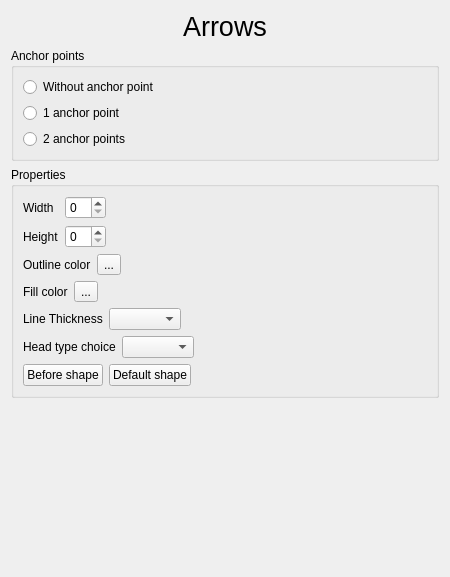
First picture: the form in sources/Forms/formarrows.ui, repository jose94752/ClipEdit, before the edit.
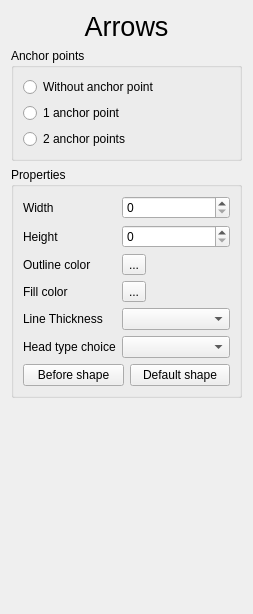
Second picture: the form after the edit. Custom widgets are drawn as their Qt base class.

Commit message: Update graphicview and arrow form

```diff
--- a/sources/Forms/formarrows.ui
+++ b/sources/Forms/formarrows.ui
@@ -6,8 +6,8 @@
    <rect>
     <x>0</x>
     <y>0</y>
-    <width>450</width>
-    <height>577</height>
+    <width>253</width>
+    <height>614</height>
    </rect>
   </property>
   <property name="windowTitle">
@@ -70,174 +70,77 @@
      <property name="title">
       <string>Properties</string>
      </property>
-     <layout class="QVBoxLayout" name="verticalLayout_2">
-      <item>
-       <layout class="QHBoxLayout" name="horizontalLayout_8">
-        <item>
-         <layout class="QVBoxLayout" name="verticalLayout">
-          <item>
-           <layout class="QHBoxLayout" name="horizontalLayout_3">
-            <item>
+     <layout class="QFormLayout" name="formLayout">
+      <item row="0" column="0">
              <widget class="QLabel" name="labelArrowWidth">
               <property name="text">
                <string>Width</string>
               </property>
              </widget>
             </item>
-            <item>
+      <item row="0" column="1">
              <widget class="QSpinBox" name="spinBoxArrowWidthContents"/>
             </item>
-           </layout>
-          </item>
-          <item>
-           <layout class="QHBoxLayout" name="horizontalLayout_4">
-            <item>
+      <item row="1" column="0">
              <widget class="QLabel" name="labelArrowHeight">
               <property name="text">
                <string>Height</string>
               </property>
              </widget>
             </item>
-            <item>
-             <widget class="QSpinBox" name="spinBoxArrowHeightContents"/>
-            </item>
-           </layout>
-          </item>
-         </layout>
-        </item>
-        <item>
-         <spacer name="horizontalSpacer_2">
-          <property name="orientation">
-           <enum>Qt::Horizontal</enum>
-          </property>
-          <property name="sizeHint" stdset="0">
-           <size>
-            <width>158</width>
-            <height>17</height>
-           </size>
-          </property>
-         </spacer>
-        </item>
-       </layout>
-      </item>
-      <item>
-       <layout class="QHBoxLayout" name="horizontalLayout_7">
-        <item>
+      <item row="2" column="0">
          <widget class="QLabel" name="labelOutlineColor">
           <property name="text">
            <string>Outline color</string>
           </property>
          </widget>
         </item>
-        <item>
-         <widget class="ColorButton" name="toolButtonOutlineColorContents">
-          <property name="text">
-           <string>...</string>
-          </property>
-         </widget>
-        </item>
-        <item>
-         <spacer name="horizontalSpacer_3">
-          <property name="orientation">
-           <enum>Qt::Horizontal</enum>
-          </property>
-          <property name="sizeHint" stdset="0">
-           <size>
-            <width>40</width>
-            <height>20</height>
-           </size>
-          </property>
-         </spacer>
-        </item>
-       </layout>
-      </item>
-      <item>
-       <layout class="QHBoxLayout" name="horizontalLayout_5">
-        <item>
+      <item row="3" column="0">
          <widget class="QLabel" name="labelFillColor">
           <property name="text">
            <string>Fill color</string>
           </property>
          </widget>
         </item>
-        <item>
-         <widget class="ColorButton" name="toolButtonFillColorContents">
-          <property name="text">
-           <string>...</string>
-          </property>
-         </widget>
-        </item>
-        <item>
-         <spacer name="horizontalSpacer_4">
-          <property name="orientation">
-           <enum>Qt::Horizontal</enum>
-          </property>
-          <property name="sizeHint" stdset="0">
-           <size>
-            <width>40</width>
-            <height>20</height>
-           </size>
-          </property>
-         </spacer>
-        </item>
-       </layout>
-      </item>
-      <item>
-       <layout class="QHBoxLayout" name="horizontalLayout">
-        <item>
+      <item row="4" column="0">
          <widget class="QLabel" name="labelLineThickness">
           <property name="text">
            <string>Line Thickness</string>
           </property>
          </widget>
         </item>
-        <item>
-         <widget class="QComboBox" name="comboBoxLineThicknessContents"/>
-        </item>
-        <item>
-         <spacer name="horizontalSpacer_5">
-          <property name="orientation">
-           <enum>Qt::Horizontal</enum>
-          </property>
-          <property name="sizeHint" stdset="0">
-           <size>
-            <width>40</width>
-            <height>20</height>
-           </size>
-          </property>
-         </spacer>
-        </item>
-       </layout>
-      </item>
-      <item>
-       <layout class="QHBoxLayout" name="horizontalLayout_2">
-        <item>
+      <item row="5" column="0">
          <widget class="QLabel" name="labelHeadTypeChoice">
           <property name="text">
            <string>Head type choice</string>
           </property>
          </widget>
         </item>
-        <item>
+      <item row="1" column="1">
+       <widget class="QSpinBox" name="spinBoxArrowHeightContents"/>
+      </item>
+      <item row="2" column="1">
+       <widget class="ColorButton" name="toolButtonOutlineColorContents">
+        <property name="text">
+         <string>...</string>
+        </property>
+       </widget>
+      </item>
+      <item row="3" column="1">
+       <widget class="ColorButton" name="toolButtonFillColorContents">
+        <property name="text">
+         <string>...</string>
+        </property>
+       </widget>
+      </item>
+      <item row="4" column="1">
+       <widget class="QComboBox" name="comboBoxLineThicknessContents"/>
+      </item>
+      <item row="5" column="1">
          <widget class="QComboBox" name="comboBoxHeadTypeChoiceContents"/>
         </item>
-        <item>
-         <spacer name="horizontalSpacer_6">
-          <property name="orientation">
-           <enum>Qt::Horizontal</enum>
-          </property>
-          <property name="sizeHint" stdset="0">
-           <size>
-            <width>40</width>
-            <height>20</height>
-           </size>
-          </property>
-         </spacer>
-        </item>
-       </layout>
-      </item>
-      <item>
-       <layout class="QHBoxLayout" name="horizontalLayout_6">
+      <item row="6" column="0" colspan="2">
+       <layout class="QHBoxLayout" name="horizontalLayout">
         <item>
          <widget class="QPushButton" name="pushButtonBeforeShape">
           <property name="text">
@@ -252,19 +155,6 @@
           </property>
          </widget>
         </item>
-        <item>
-         <spacer name="horizontalSpacer">
-          <property name="orientation">
-           <enum>Qt::Horizontal</enum>
-          </property>
-          <property name="sizeHint" stdset="0">
-           <size>
-            <width>40</width>
-            <height>20</height>
-           </size>
-          </property>
-         </spacer>
-        </item>
        </layout>
       </item>
      </layout>
```
Lines whose indentation alone changed are shown as unchanged. The commit also changes 4 other files.
